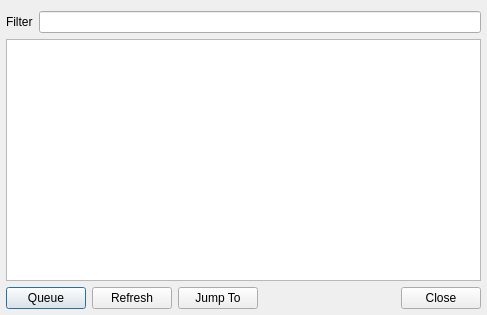
The window that src/qmmpui/forms/jumptotrackdialog.ui (ksv1986/qmmp-staging) describes before a commit, drawn with Qt 5.
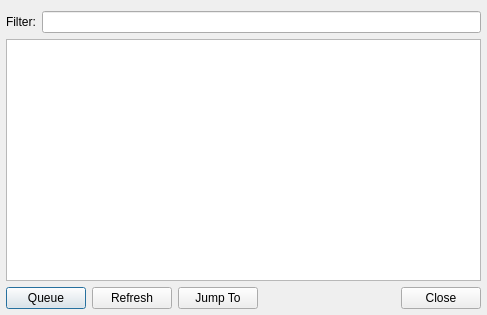
The same window after the commit.

```diff
--- a/src/qmmpui/forms/jumptotrackdialog.ui
+++ b/src/qmmpui/forms/jumptotrackdialog.ui
@@ -34,7 +34,7 @@
      <item>
       <widget class="QLabel" name="label">
        <property name="text">
-        <string>Filter</string>
+        <string>Filter:</string>
        </property>
       </widget>
      </item>
```
